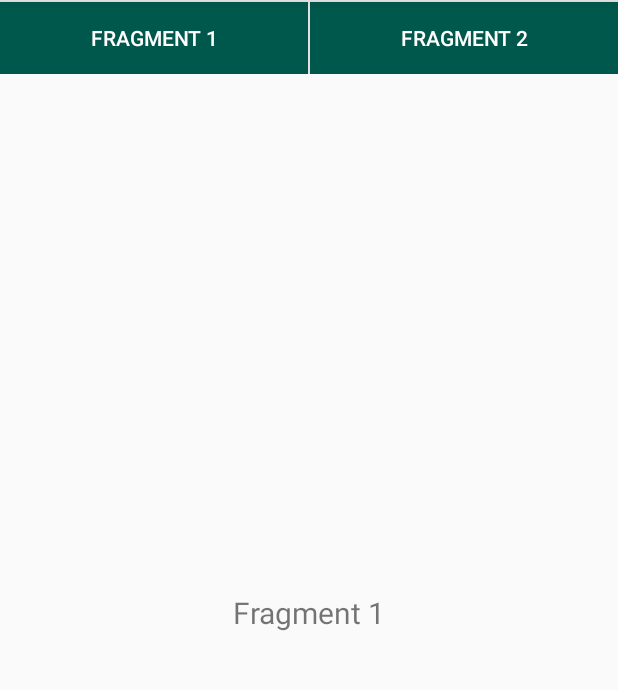
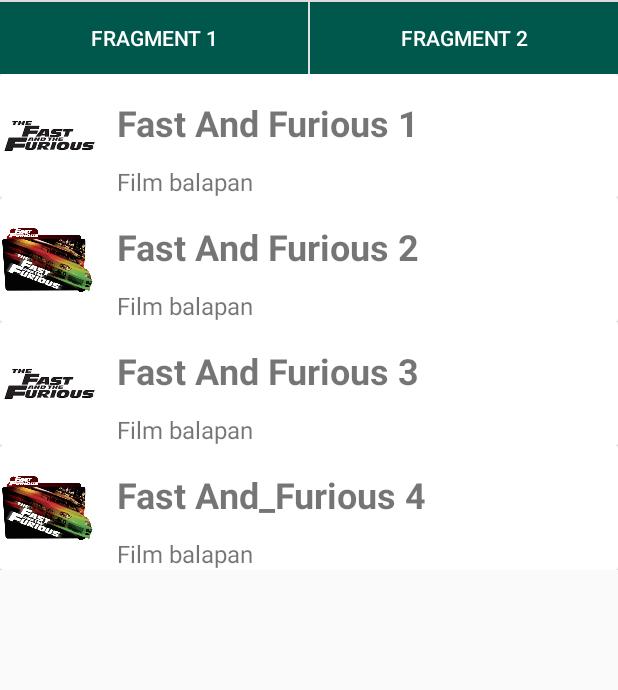
Before and after one commit to Kevin0798/TugasProgAndroid, an Android app: the MainActivity2 screen opened directly, with no data from a screen before it, after a tap on "FRAGMENT 1", on a phone screen of 412 x 824 dp, the part 84-774 px from its top. Run offline under Robolectric (Android 15) with nearby library versions, the phone set to English and light mode, and no system bars.

Commit message:
Tugas list Movies

```diff
--- a/app/src/main/java/com/example/project_android/ActivityRegister.java
+++ b/app/src/main/java/com/example/project_android/ActivityRegister.java
@@ -1,19 +1,14 @@
 package com.example.project_android;
 
-import androidx.annotation.Nullable;
-import androidx.appcompat.app.AppCompatActivity;
-
-import android.database.sqlite.SQLiteOpenHelper;
 import android.os.Bundle;
-import android.provider.ContactsContract;
 import android.util.Patterns;
 import android.view.View;
 import android.widget.Button;
 import android.widget.EditText;
-import android.widget.TextView;
 import android.widget.Toast;
 
-import com.google.android.material.textfield.TextInputLayout;
+import androidx.annotation.Nullable;
+import androidx.appcompat.app.AppCompatActivity;
 
 public class ActivityRegister extends AppCompatActivity {
     EditText userName;
@@ -70,19 +65,18 @@
     public boolean validate() {
         boolean valid = false;
 
-        String UserName = userName.getText().toString();
+        String Username = userName.getText().toString();
         String email = userEmail.getText().toString();
         String Password = passUser.getText().toString();
 
-        if (UserName.isEmpty()) {
+        if (Username.isEmpty()) {
             valid = true;
             Toast.makeText(getApplicationContext(), "Username salah", Toast.LENGTH_SHORT).show();
         } else {
-            if (UserName.length() > 5) {
+            if (Username.length() > 5) {
                 valid = true;
                 //textInputLayoutUserName.setError(null);
             } else {
-                valid = false;
                 Toast.makeText(getApplicationContext(), "Username Terlalu pendek", Toast.LENGTH_SHORT).show();
             }
         }
--- a/app/src/main/java/com/example/project_android/Fragment1.java
+++ b/app/src/main/java/com/example/project_android/Fragment1.java
@@ -1,13 +1,13 @@
 package com.example.project_android;
 
 
+import android.annotation.SuppressLint;
 import android.os.Bundle;
-
-import androidx.fragment.app.Fragment;
-
 import android.view.LayoutInflater;
 import android.view.View;
 import android.view.ViewGroup;
+
+import androidx.fragment.app.Fragment;
 
 
 /**
@@ -16,21 +16,19 @@
 public class Fragment1 extends Fragment {
 
     @Override
-    public void onCreate(Bundle savedInstanceState){
+    public void onCreate(Bundle savedInstanceState) {
         super.onCreate(savedInstanceState);
     }
 
+    @SuppressLint("ResourceType")
     @Override
     public View onCreateView(LayoutInflater inflater, ViewGroup container, Bundle savedInstanceState) {
-        return inflater.inflate(R.layout.fragment_fragment1, container, false);
+        return inflater.inflate(R.layout.fragment_fragment1,container,false);
     }
 
     @Override
-    public void onSaveInstanceState(Bundle outState){
+    public void onSaveInstanceState(Bundle outState) {
         super.onSaveInstanceState(outState);
     }
 
-
-
-
 }
--- a/app/src/main/java/com/example/project_android/MainActivity.java
+++ b/app/src/main/java/com/example/project_android/MainActivity.java
@@ -1,16 +1,8 @@
 package com.example.project_android;
-
-import androidx.annotation.RequiresApi;
-import androidx.appcompat.app.AppCompatActivity;
-import androidx.fragment.app.Fragment;
-import androidx.fragment.app.FragmentManager;
-import androidx.localbroadcastmanager.content.LocalBroadcastManager;
 
 import android.app.job.JobInfo;
 import android.app.job.JobScheduler;
-import android.content.BroadcastReceiver;
 import android.content.ComponentName;
-import android.content.Context;
 import android.content.Intent;
 import android.content.IntentFilter;
 import android.content.SharedPreferences;
@@ -18,24 +10,23 @@
 import android.os.Build;
 import android.os.Bundle;
 import android.os.Handler;
-import android.text.Html;
-import android.text.Spanned;
 import android.util.Log;
 import android.view.View;
 import android.widget.Button;
-import android.widget.EditText;
 import android.widget.TextView;
-import android.widget.Toast;
 
-import com.google.android.material.snackbar.Snackbar;
+import androidx.annotation.RequiresApi;
+import androidx.appcompat.app.AppCompatActivity;
+
 import com.google.android.material.textfield.TextInputLayout;
 
 import java.util.Timer;
 import java.util.TimerTask;
 
 import static android.text.Html.fromHtml;
-import static android.widget.Toast.*;
-import static com.example.project_android.MainActivity2.INTERVAL;
+import static android.widget.Toast.LENGTH_LONG;
+import static android.widget.Toast.LENGTH_SHORT;
+import static android.widget.Toast.makeText;
 
 
 public class MainActivity extends AppCompatActivity {
@@ -51,8 +42,13 @@
     public static final long INTERVAL = 3000;
     private Handler mHandler = new Handler();
     private static final String TAG = MainActivity.class.getSimpleName();
+    SqliteHelper sqliteHelper;
 
-    SqliteHelper sqliteHelper;
+/*    String s1[];
+    String s2[];
+
+    int images[] = {R.drawable.past_one, R.drawable.past_two, R.drawable.past_one, R.drawable.past_two};*/
+
 
     @RequiresApi(api = Build.VERSION_CODES.LOLLIPOP)
     @Override
@@ -62,13 +58,14 @@
         sqliteHelper = new SqliteHelper(this);
         initCreateAccountTextView();
         //initViews();
-
-
         EmailText = findViewById(R.id.emailText);
         PasswordText = findViewById(R.id.passwordText);
         Loginbtn = findViewById(R.id.loginButton);
         sharedPreferences = getApplicationContext().getSharedPreferences("MyPref", MODE_PRIVATE);
-        scheduleJob();
+/*        s1 = getResources().getStringArray(R.array.movies_list);
+        s2 = getResources().getStringArray(R.array.movies_description);*/
+
+        //scheduleJob();
         Loginbtn.setOnClickListener(new View.OnClickListener() {
             @Override
             public void onClick(View v) {
--- a/app/src/main/java/com/example/project_android/MainActivity2.java
+++ b/app/src/main/java/com/example/project_android/MainActivity2.java
@@ -1,25 +1,22 @@
 package com.example.project_android;
 
-import android.app.job.JobInfo;
-import android.app.job.JobScheduler;
-import android.content.ComponentName;
 import android.content.SharedPreferences;
 import android.os.Build;
 import android.os.Bundle;
 import android.os.Handler;
 import android.util.Log;
 import android.view.View;
-import android.widget.Toast;
 
 import androidx.annotation.RequiresApi;
 import androidx.appcompat.app.AppCompatActivity;
 import androidx.fragment.app.Fragment;
 import androidx.fragment.app.FragmentManager;
 import androidx.fragment.app.FragmentTransaction;
+import androidx.recyclerview.widget.LinearLayoutManager;
+import androidx.recyclerview.widget.RecyclerView;
 
 import java.util.Objects;
 import java.util.Timer;
-import java.util.TimerTask;
 
 public class MainActivity2 extends AppCompatActivity {
     SharedPreferences pref;
@@ -27,46 +24,61 @@
     private Timer timer = null;
     public static final long INTERVAL = 3000;
     private Handler mHandler = new Handler();
+    RecyclerView recyclerView;
+
+    String s1[];
+    String s2[];
+
+    int images[] = {R.drawable.past_one, R.drawable.past_two, R.drawable.past_one, R.drawable.past_two};
+
     @RequiresApi(api = Build.VERSION_CODES.KITKAT)
     @Override
     protected void onCreate(Bundle savedInstanceState){
         super.onCreate(savedInstanceState);
         setContentView(R.layout.activity_home);
+        s1 = getResources().getStringArray(R.array.movies_list);
+        s2 = getResources().getStringArray(R.array.movies_description);
+        recyclerView = findViewById(R.id.recycleView);
+        pref = getApplicationContext().getSharedPreferences("MyPref", MODE_PRIVATE);
+        MyAdapter myAdapter = new MyAdapter(this, s1, s2, images);
 
-        pref = getApplicationContext().getSharedPreferences("MyPref", MODE_PRIVATE);
+        recyclerView.setAdapter(myAdapter);
+        recyclerView.setLayoutManager(new LinearLayoutManager(this));
+
         SharedPreferences.Editor editor = pref.edit();
-
         editor.putString("KEY1", "Test Shared Preferences");
         editor.apply();
-
         Log.i("Test SHared Preferences", Objects.requireNonNull(pref.getString("KEY1", null)));
         editor.remove("KEY1");
         editor.commit();
 
     }
 
-    public void loadFragment1 (View view){
+    public void loadFragment1(View v) {
+
         FragmentManager fragmentManager = getSupportFragmentManager();
-        Fragment fragment = fragmentManager.findFragmentByTag("fragOne");
 
-        if (fragment == null){
-            fragment = new Fragment1();
+        Fragment fragment1 = fragmentManager.findFragmentByTag("fragOne");
+
+        if (fragment1 == null) {
+            fragment1 = new Fragment1();
         }
         FragmentTransaction transaction = fragmentManager.beginTransaction();
-        transaction.replace(R.id.mainFrag, fragment, "fragOne");
+        transaction.replace(R.id.mainFrag, fragment1, "fragOne");
         transaction.setTransition(FragmentTransaction.TRANSIT_FRAGMENT_OPEN);
         transaction.addToBackStack(null);
         transaction.commit();
     }
 
-    public void loadFragment2(View view){
+    public void loadFragment2(View v) {
+
         FragmentManager fragmentManager = getSupportFragmentManager();
-        Fragment fragment2 = fragmentManager.findFragmentByTag("fragOne");
 
-        if (fragment2 == null){
+        Fragment fragment2 = fragmentManager.findFragmentByTag("fragTwo");
+
+        if (fragment2 == null) {
             fragment2 = new Fragment2();
         }
-
         FragmentTransaction transaction = fragmentManager.beginTransaction();
         transaction.replace(R.id.mainFrag, fragment2, "fragTwo");
         transaction.setTransition(FragmentTransaction.TRANSIT_FRAGMENT_OPEN);
--- /dev/null
+++ b/app/src/main/java/com/example/project_android/MyAdapter.java
@@ -0,0 +1,56 @@
+package com.example.project_android;
+
+import android.content.Context;
+import android.view.LayoutInflater;
+import android.view.View;
+import android.view.ViewGroup;
+import android.widget.ImageView;
+import android.widget.TextView;
+
+import androidx.annotation.NonNull;
+import androidx.recyclerview.widget.RecyclerView;
+
+public class MyAdapter extends RecyclerView.Adapter<MyAdapter.MyViewHolder> {
+
+    String data1[], data2[];
+    int images[];
+    Context context;
+    public MyAdapter(Context ct, String s1[], String s2[], int img[]){
+        context = ct;
+        data1 = s1;
+        data2 = s2;
+        images = img;
+    }
+
+    @NonNull
+    @Override
+    public MyViewHolder onCreateViewHolder(@NonNull ViewGroup parent, int viewType) {
+        LayoutInflater inflater = LayoutInflater.from(context);
+        View view = inflater.inflate(R.layout.my_movies, parent, false);
+        return new MyViewHolder(view);
+    }
+
+    @Override
+    public void onBindViewHolder(@NonNull MyViewHolder holder, int position) {
+        holder.myText1.setText(data1[position]);
+        holder.myText2.setText(data2[position]);
+        holder.myImage.setImageResource(images[position]);
+    }
+
+    @Override
+    public int getItemCount() {
+        return images.length;
+    }
+
+    public class MyViewHolder extends RecyclerView.ViewHolder{
+
+        TextView myText1, myText2;
+        ImageView myImage;
+        public MyViewHolder(@NonNull View itemView) {
+            super(itemView);
+            myText1 = itemView.findViewById(R.id.myText1);
+            myText2 = itemView.findViewById(R.id.myText2);
+            myImage = itemView.findViewById(R.id.myImageView);
+        }
+    }
+}
--- a/app/src/main/res/layout/activity_home.xml
+++ b/app/src/main/res/layout/activity_home.xml
@@ -2,9 +2,10 @@
 <LinearLayout xmlns:android="http://schemas.android.com/apk/res/android"
     xmlns:tools="http://schemas.android.com/tools"
     android:layout_width="match_parent"
+    android:layout_height="match_parent"
     android:orientation="vertical"
-    tools:context=".MainActivity2"
-    android:layout_height="match_parent">
+    tools:context=".HomeActivity">
+
 
     <LinearLayout
         android:layout_width="match_parent"
@@ -12,69 +13,39 @@
         android:orientation="horizontal">
 
         <Button
-            android:id="@+id/button2"
+            android:id="@+id/btnTap1"
             android:layout_width="wrap_content"
             android:layout_height="wrap_content"
             android:layout_marginTop="1dp"
-            android:layout_marginEnd="1dp"
             android:layout_marginRight="1dp"
             android:layout_weight="1"
             android:background="@color/colorPrimaryDark"
             android:onClick="loadFragment1"
             android:text="@string/fragment_1"
             android:textColor="#FFFFFF"
+            android:layout_marginEnd="1dp"
             tools:ignore="ButtonStyle" />
 
         <Button
-            android:id="@+id/button3"
+            android:id="@+id/btnTab2"
             android:layout_width="wrap_content"
             android:layout_height="wrap_content"
             android:layout_marginTop="1dp"
             android:layout_weight="1"
             android:background="@color/colorPrimaryDark"
-            android:onClick="loadFragment2"
+            android:onClick="loadFragment1"
             android:text="@string/fragment_2"
             android:textColor="#FFFFFF"
             tools:ignore="ButtonStyle" />
 
     </LinearLayout>
 
-    <FrameLayout
-        android:id="@+id/mainFrag"
+    <androidx.recyclerview.widget.RecyclerView
+        android:id="@+id/recycleView"
         android:layout_width="match_parent"
-        android:layout_height="0dp"
-        android:layout_weight="0.5"
+        android:layout_height="450dp"
         android:layout_gravity="top">
 
-    </FrameLayout>
-
-<!--    <LinearLayout
-        android:layout_width="match_parent"
-        android:layout_height="match_parent"
-        android:layout_weight="0.5"
-        android:orientation="vertical">
-
-        <LinearLayout
-            android:layout_width="match_parent"
-            android:layout_height="wrap_content"
-            android:layout_gravity="center"
-            tools:ignore="UselessParent">
-
-            <Button
-                android:layout_width="wrap_content"
-                android:layout_height="wrap_content"
-                android:layout_marginLeft="105dp"
-                android:text="@string/start_job"
-                tools:ignore="ButtonStyle" />
-
-            <Button
-                android:layout_width="wrap_content"
-                android:layout_height="wrap_content"
-                android:text="@string/cancel_job"
-                tools:ignore="ButtonStyle" />
-
-        </LinearLayout>
-
-    </LinearLayout>-->
+    </androidx.recyclerview.widget.RecyclerView>
 
 </LinearLayout>
--- a/app/src/main/res/layout/activity_main.xml
+++ b/app/src/main/res/layout/activity_main.xml
@@ -74,19 +74,21 @@
         android:layout_width="wrap_content"
         android:layout_height="wrap_content"
         android:layout_marginTop="40dp"
+        android:background="#0000ff"
         android:text="@string/login"
-        android:background="#0000ff"
         android:textColor="#ffffff"
+        app:layout_constraintBottom_toBottomOf="parent"
         app:layout_constraintEnd_toEndOf="parent"
         app:layout_constraintHorizontal_bias="0.498"
         app:layout_constraintStart_toStartOf="parent"
-        app:layout_constraintTop_toBottomOf="@+id/passwordText" />
+        app:layout_constraintTop_toBottomOf="@+id/passwordText"
+        app:layout_constraintVertical_bias="0.044" />
 
     <TextView
         android:id="@+id/textViewCreateAccount"
         android:layout_width="wrap_content"
         android:layout_height="wrap_content"
-
+        android:text="@string/not_a_member_sign_in_now"
         app:layout_constraintBottom_toBottomOf="parent"
         app:layout_constraintEnd_toEndOf="parent"
         android:gravity="center_horizontal"
--- a/app/src/main/res/layout/activity_register.xml
+++ b/app/src/main/res/layout/activity_register.xml
@@ -66,7 +66,7 @@
         android:text="@string/Register"
         android:textColor="#0000ff"
         android:textSize="20sp"
-        app:layout_constraintBottom_toTopOf="@+id/editText"
+        app:layout_constraintBottom_toTopOf="@+id/userName"
         app:layout_constraintEnd_toEndOf="parent"
         app:layout_constraintHorizontal_bias="0.191"
         app:layout_constraintStart_toStartOf="parent"
@@ -75,7 +75,7 @@
         tools:targetApi="jelly_bean" />
 
     <EditText
-        android:id="@+id/editText"
+        android:id="@+id/userName"
         android:layout_width="wrap_content"
         android:layout_height="wrap_content"
         android:layout_marginBottom="33dp"
@@ -83,7 +83,7 @@
         android:hint="@string/username"
         android:importantForAutofill="no"
         android:inputType="textPersonName"
-        app:layout_constraintBottom_toTopOf="@+id/editText4"
+        app:layout_constraintBottom_toTopOf="@+id/userEmail"
         app:layout_constraintEnd_toEndOf="parent"
         app:layout_constraintHorizontal_bias="0.323"
         app:layout_constraintStart_toStartOf="parent"
@@ -92,7 +92,7 @@
         tools:ignore="LabelFor" />
 
     <EditText
-        android:id="@+id/editText4"
+        android:id="@+id/userEmail"
         android:layout_width="wrap_content"
         android:layout_height="wrap_content"
         android:ems="10"
@@ -108,7 +108,7 @@
         tools:ignore="LabelFor" />
 
     <EditText
-        android:id="@+id/editText5"
+        android:id="@+id/passUser"
         android:layout_width="wrap_content"
         android:layout_height="wrap_content"
         android:layout_marginTop="32dp"
@@ -121,7 +121,7 @@
         app:layout_constraintEnd_toEndOf="parent"
         app:layout_constraintHorizontal_bias="0.328"
         app:layout_constraintStart_toStartOf="parent"
-        app:layout_constraintTop_toBottomOf="@+id/editText4"
+        app:layout_constraintTop_toBottomOf="@+id/userEmail"
         tools:ignore="LabelFor,UnknownId" />
 
     <Button
@@ -129,6 +129,7 @@
         android:layout_width="wrap_content"
         android:layout_height="wrap_content"
         android:layout_marginTop="60dp"
+        android:layout_marginBottom="256dp"
         android:background="#0000ff"
         android:text="@string/sign_up"
         android:textColor="#ffffff"
@@ -136,6 +137,6 @@
         app:layout_constraintEnd_toEndOf="parent"
         app:layout_constraintHorizontal_bias="0.498"
         app:layout_constraintStart_toStartOf="parent"
-        app:layout_constraintTop_toBottomOf="@+id/editText5"
+        app:layout_constraintTop_toBottomOf="@+id/passUser"
         app:layout_constraintVertical_bias="0.0" />
 </androidx.constraintlayout.widget.ConstraintLayout>
--- /dev/null
+++ b/app/src/main/res/layout/my_movies.xml
@@ -0,0 +1,54 @@
+<?xml version="1.0" encoding="utf-8"?>
+<androidx.constraintlayout.widget.ConstraintLayout xmlns:android="http://schemas.android.com/apk/res/android"
+    xmlns:app="http://schemas.android.com/apk/res-auto"
+    xmlns:tools="http://schemas.android.com/tools"
+    android:orientation="vertical" android:layout_width="match_parent"
+    android:layout_height="wrap_content">
+
+    <androidx.cardview.widget.CardView
+        android:layout_width="match_parent"
+        android:layout_height="wrap_content"
+        tools:ignore="MissingConstraints" >
+
+        <androidx.constraintlayout.widget.ConstraintLayout
+            android:id="@+id/recycleView"
+            android:layout_width="match_parent"
+            android:layout_height="match_parent">
+
+            <ImageView
+                android:id="@+id/myImageView"
+                android:layout_width="66dp"
+                android:layout_height="76dp"
+                app:layout_constraintBottom_toBottomOf="parent"
+                app:layout_constraintStart_toStartOf="parent"
+                app:layout_constraintTop_toTopOf="parent"
+                app:srcCompat="@drawable/ic_launcher_background"
+                tools:ignore="VectorDrawableCompat" />
+
+            <TextView
+                android:id="@+id/myText1"
+                android:layout_width="wrap_content"
+                android:layout_height="wrap_content"
+                android:layout_marginStart="12dp"
+                android:layout_marginLeft="12dp"
+                android:layout_marginTop="16dp"
+                android:text="@string/judul"
+                android:textSize="24sp"
+                android:textStyle="bold"
+                app:layout_constraintStart_toEndOf="@+id/myImageView"
+                app:layout_constraintTop_toTopOf="parent" />
+
+            <TextView
+                android:id="@+id/myText2"
+                android:layout_width="wrap_content"
+                android:layout_height="wrap_content"
+                android:layout_marginTop="12dp"
+                android:text="@string/deskripsi"
+                android:textSize="16sp"
+                app:layout_constraintStart_toStartOf="@+id/myText1"
+                app:layout_constraintTop_toBottomOf="@+id/myText1" />
+
+        </androidx.constraintlayout.widget.ConstraintLayout>
+    </androidx.cardview.widget.CardView>
+
+</androidx.constraintlayout.widget.ConstraintLayout>
--- /dev/null
+++ b/app/src/main/res/values/refs.xml
@@ -0,0 +1,10 @@
+<?xml version="1.0" encoding="utf-8"?>
+<resources>
+    <drawable name="c_plus_plus" />
+    <drawable name="FF_satu" />
+    <drawable name="FF_dua" />
+    <drawable name="Fast_one" />
+    <drawable name="Fast_two" />
+    <drawable name="Fast_tree" />
+    <drawable name="Fast_four" />
+</resources>
--- a/app/src/main/res/values/strings.xml
+++ b/app/src/main/res/values/strings.xml
@@ -3,7 +3,19 @@
     <string name="not_a_member_sign_in_now">Not a Member ? Sign in now.</string>
     <string name="login">Login</string>
 
+    <string-array name="movies_list">
+        <item>Fast And Furious 1</item>
+        <item>Fast And Furious 2</item>
+        <item>Fast And Furious 3</item>
+        <item>Fast And_Furious 4</item>
+    </string-array>
 
+    <string-array name="movies_description">
+        <item>Film balapan</item>
+        <item>Film balapan</item>
+        <item>Film balapan</item>
+        <item>Film balapan</item>
+    </string-array>
 
     <!-- TODO: Remove or change this placeholder text -->
     <string name="hello_blank_fragment">Hello blank fragment</string>
@@ -20,4 +32,9 @@
     <string name="password">Password</string>
     <string name="cancel_job">Cancel Job</string>
     <string name="start_job">Start Job</string>
+    <string name="tab_1">Tab 1</string>
+    <string name="tab_2">Tab 2</string>
+    <string name="judul">Judul</string>
+    <string name="deskripsi">Deskripsi</string>
+
 </resources>
```
Also changed, not shown: app/build.gradle (+4 -3 lines), app/src/main/java/com/example/project_android/Fragment2.java (+5 -6 lines), app/src/main/res/drawable/past_one.png (added), app/src/main/res/drawable/past_two.png (added).
